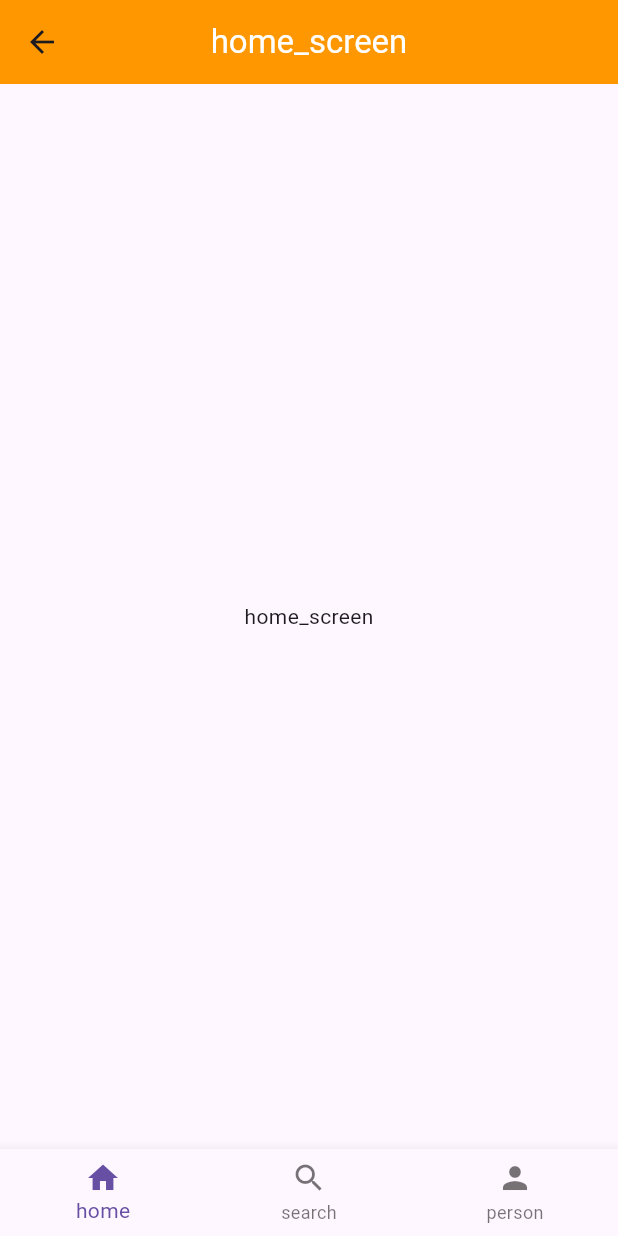
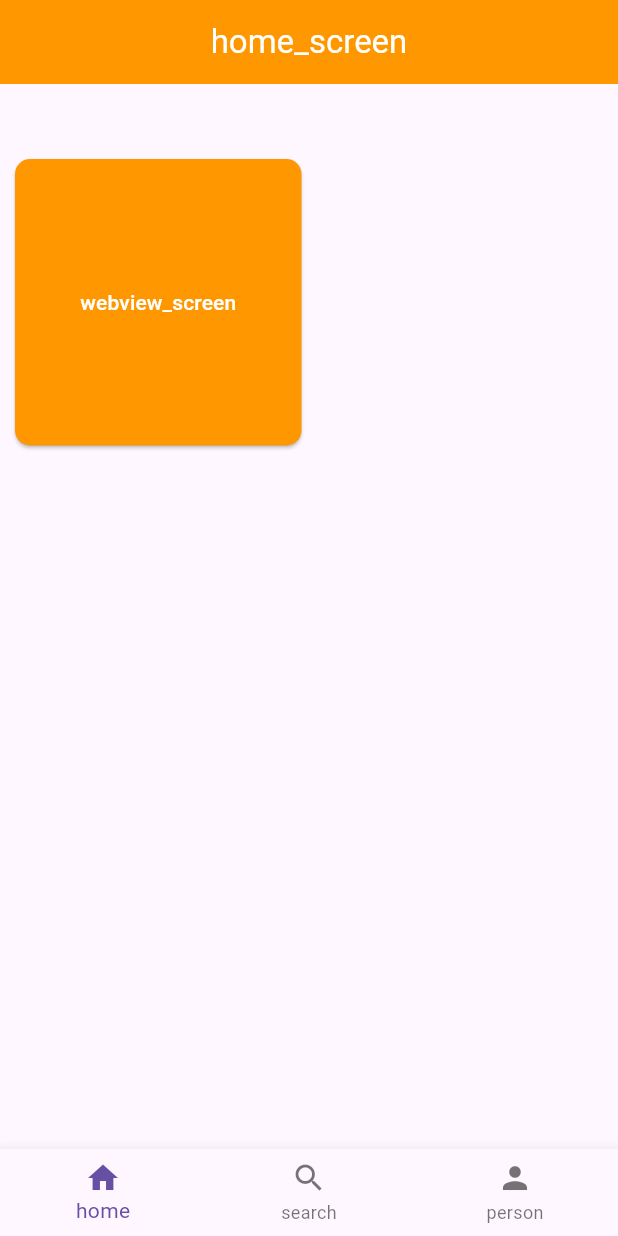
Before and after one commit to coffeeamp/webview_app, a Flutter app: the HomeScreen screen opened directly, on a phone screen of 412 x 824 dp. Run offline on Flutter 3.47's test engine with Material 3 defaults, Android fonts, the phone set to English and light mode, and no system bars; our stand-ins replace webview_flutter.

```diff
--- a/lib/Screens/home_screen.dart
+++ b/lib/Screens/home_screen.dart
@@ -1,4 +1,5 @@
 import 'package:flutter/material.dart';
+import 'package:webview_app/Screens/webview_screen.dart';
 
 class HomeScreen extends StatelessWidget {
   const HomeScreen({super.key});
@@ -11,8 +12,28 @@ class HomeScreen extends StatelessWidget {
         title: Text('home_screen', style: TextStyle(color: Colors.white)),
         centerTitle: true,
       ),
-      body: Center(
-        child: Text('home_screen'),
+      body: Padding(
+        padding: EdgeInsets.fromLTRB(10, 50, 10, 10),
+        child: GridView.count(
+          crossAxisCount: 2,
+          mainAxisSpacing: 10,
+          crossAxisSpacing: 10.0,
+
+          children: [
+            ElevatedButton(
+              onPressed: (){
+                Navigator.push(context, MaterialPageRoute(builder: (context) => WebviewScreen()));
+              },
+              style: ElevatedButton.styleFrom(
+                backgroundColor: Colors.orange,
+                shape: RoundedRectangleBorder(
+                  borderRadius: BorderRadius.circular(10),
+                ),
+              ),
+               child: Text('webview_screen', style: TextStyle(color: Colors.white)),
+            ),
+          ],
+        )
       ),
       bottomNavigationBar: BottomNavigationBar(
         currentIndex: 0,
--- a/lib/main.dart
+++ b/lib/main.dart
@@ -1,5 +1,5 @@
 import 'package:flutter/material.dart';
-import 'package:webview_app/Screens/webview_screen.dart';
+import 'package:webview_app/Screens/home_screen.dart';
 
 void main(){
   // 플러터 프레임워크가 실행할 준비가 될 때까지 기다림
@@ -8,7 +8,7 @@ void main(){
 
   runApp( // 원래라면 이 위치에서 7번줄을 자동실행
     MaterialApp(
-      home : WebviewScreen(),
+      home : HomeScreen(),
     ),
   );
 }
```
Also changed, not shown: pubspec.yaml (+15 -3 lines), asset/font/Parisienne-Regular.ttf (added), asset/font/Sunflower-Bold.ttf (added), asset/font/Sunflower-Light.ttf (added), asset/font/Sunflower-Medium.ttf (added), asset/img/middle_image.png (added).
